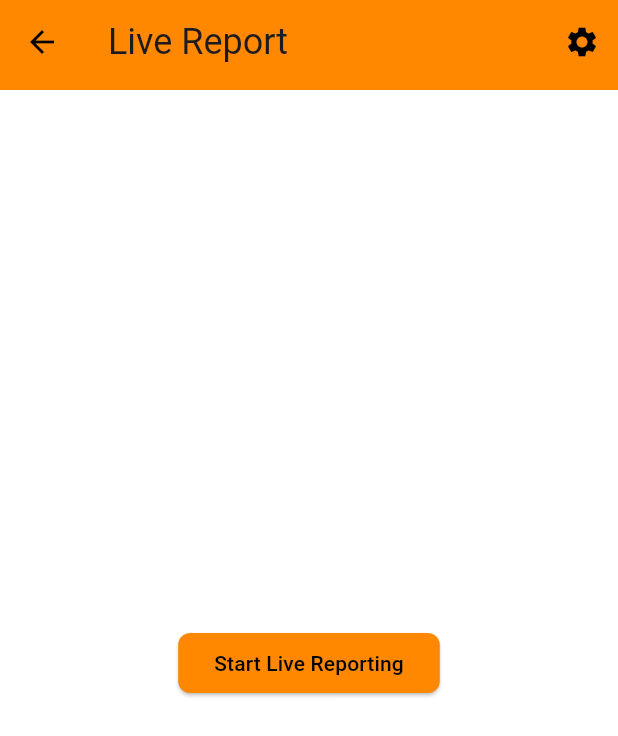
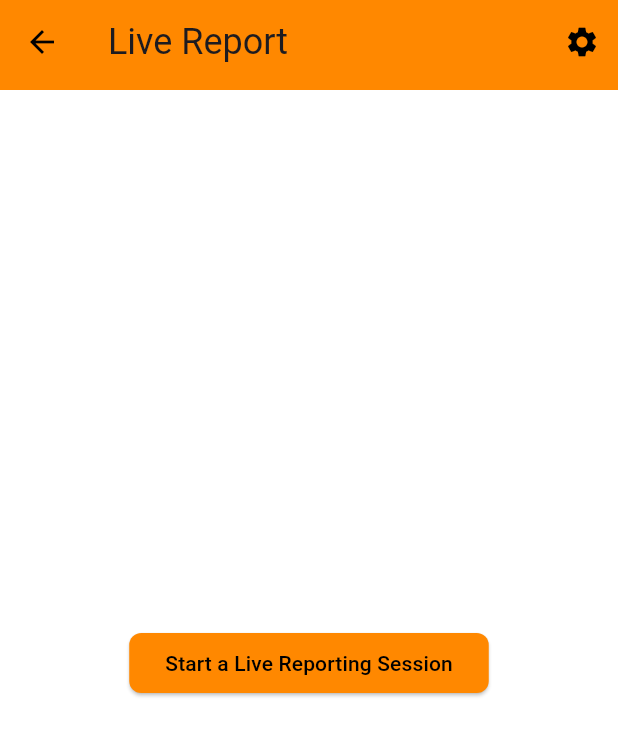
Before and after one commit to jacob6838/wz-activity-monitor, a Flutter app: the LiveReportPage screen opened directly, on a phone screen of 412 x 824 dp. Shown: the top 736 px of the screen. Run offline on Flutter 3.47's test engine with Material 3 defaults, Android fonts, the phone set to English and light mode, and no system bars; our stand-ins replace flutter_dotenv, flutter_local_notifications, flutter_map, flutter_secure_storage, geolocator, get and 5 more; missing offline and left inert: dart:ffi; accounts and stored records are empty; project files that could hold a hidden picture were left out.

Commit message:
import clean up

```diff
--- a/flutter_app/wzam/lib/ui/pages/live_report_page.dart
+++ b/flutter_app/wzam/lib/ui/pages/live_report_page.dart
@@ -2,12 +2,11 @@ import 'package:flutter/material.dart';
 import 'package:flutter/services.dart';
 import 'package:get/get.dart';
 import 'package:wzam/controllers/app_state_controller.dart';
-import 'package:wzam/services/push_notification_service.dart';
 import 'package:wzam/ui/styles/widgets/wzam_app_bar.dart';
 
 
 class LiveReportPage extends StatelessWidget {
-  LiveReportPage({super.key});
+  const LiveReportPage({super.key});
 
   @override
   Widget build(BuildContext context) {
@@ -27,7 +26,7 @@ class LiveReportPage extends StatelessWidget {
           mainAxisAlignment: MainAxisAlignment.center,
           children: [
             Obx(() => ElevatedButton(
-              child: appStateController.liveReporting.value ? const Text("Stop the Live Reporting Session") : const Text("Start Live Reporting"),
+              child: appStateController.liveReporting.value ? const Text("Stop the Live Reporting Session") : const Text("Start a Live Reporting Session"),
               onPressed: () async {
                 appStateController.liveReporting.value = !appStateController.liveReporting.value;
               }
```
